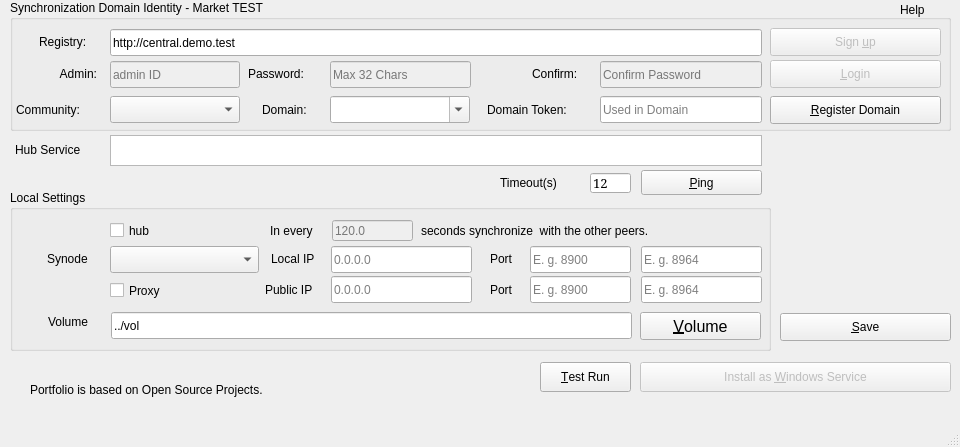
Before: the Qt Designer form synode.py/src/synodepy3/form.ui in odys-z/semantic-jserv, drawn with Qt 5.
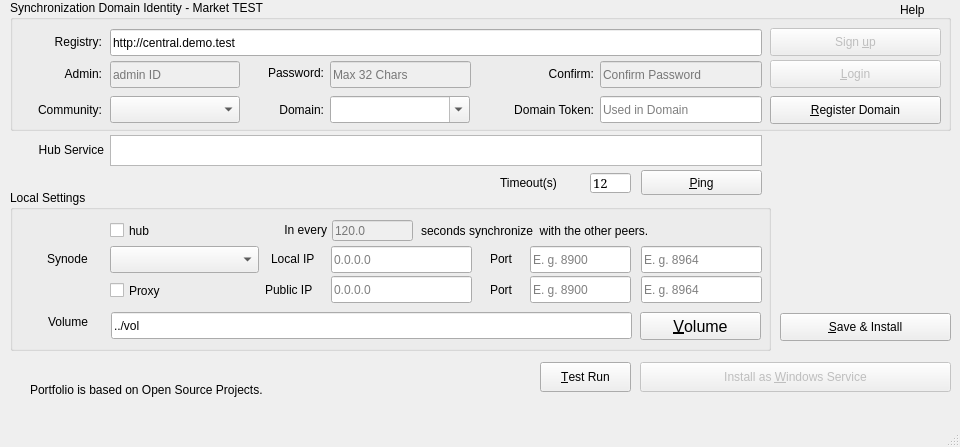
After: the same form once the commit is applied. Icons and pictures are not drawn.

What changed in the file:
```diff
--- a/synode.py/src/synodepy3/form.ui
+++ b/synode.py/src/synodepy3/form.ui
@@ -77,27 +77,27 @@
     <widget class="QLabel" name="lbCommunity">
      <property name="geometry">
       <rect>
-       <x>6</x>
+       <x>2</x>
        <y>100</y>
-       <width>91</width>
+       <width>90</width>
        <height>20</height>
       </rect>
      </property>
      <property name="text">
-      <string>Community:</string>
+      <string>&lt;html&gt;&lt;head/&gt;&lt;body&gt;&lt;p align=&quot;right&quot;&gt;Community:&lt;/p&gt;&lt;/body&gt;&lt;/html&gt;</string>
      </property>
     </widget>
     <widget class="QLabel" name="lbRetry">
      <property name="geometry">
       <rect>
-       <x>522</x>
+       <x>480</x>
        <y>64</y>
-       <width>61</width>
+       <width>104</width>
        <height>20</height>
       </rect>
      </property>
      <property name="text">
-      <string>Confirm:</string>
+      <string>&lt;html&gt;&lt;head/&gt;&lt;body&gt;&lt;p align=&quot;right&quot;&gt;Confirm:&lt;/p&gt;&lt;/body&gt;&lt;/html&gt;</string>
      </property>
     </widget>
     <widget class="QLineEdit" name="txtPswd2">
@@ -131,9 +131,9 @@
     <widget class="QLabel" name="lbAdminId">
      <property name="geometry">
       <rect>
-       <x>13</x>
+       <x>2</x>
        <y>64</y>
-       <width>74</width>
+       <width>90</width>
        <height>20</height>
       </rect>
      </property>
@@ -197,27 +197,27 @@
     <widget class="QLabel" name="lbPswd">
      <property name="geometry">
       <rect>
-       <x>238</x>
+       <x>240</x>
        <y>64</y>
-       <width>77</width>
+       <width>74</width>
        <height>19</height>
       </rect>
      </property>
      <property name="text">
-      <string>Password:</string>
+      <string>&lt;html&gt;&lt;head/&gt;&lt;body&gt;&lt;p align=&quot;right&quot;&gt;Password:&lt;/p&gt;&lt;/body&gt;&lt;/html&gt;</string>
      </property>
     </widget>
     <widget class="QLabel" name="lbRegfolder">
      <property name="geometry">
       <rect>
-       <x>29</x>
+       <x>2</x>
        <y>32</y>
-       <width>68</width>
+       <width>90</width>
        <height>20</height>
       </rect>
      </property>
      <property name="text">
-      <string>Registry:</string>
+      <string>&lt;html&gt;&lt;head/&gt;&lt;body&gt;&lt;p align=&quot;right&quot;&gt;Registry:&lt;/p&gt;&lt;/body&gt;&lt;/html&gt;</string>
      </property>
     </widget>
     <widget class="QLineEdit" name="txtCentral">
@@ -280,14 +280,14 @@
     <widget class="QLabel" name="lbDomain">
      <property name="geometry">
       <rect>
-       <x>252</x>
+       <x>240</x>
        <y>100</y>
-       <width>67</width>
+       <width>74</width>
        <height>20</height>
       </rect>
      </property>
      <property name="text">
-      <string>Domain:</string>
+      <string>&lt;html&gt;&lt;head/&gt;&lt;body&gt;&lt;p align=&quot;right&quot;&gt;Domain:&lt;/p&gt;&lt;/body&gt;&lt;/html&gt;</string>
      </property>
     </widget>
     <widget class="QPushButton" name="bLogin">
@@ -356,14 +356,14 @@
     <widget class="QLabel" name="lbDomtoken">
      <property name="geometry">
       <rect>
-       <x>477</x>
+       <x>480</x>
        <y>100</y>
-       <width>111</width>
+       <width>104</width>
        <height>20</height>
       </rect>
      </property>
      <property name="text">
-      <string>Domain Token:</string>
+      <string>&lt;html&gt;&lt;head/&gt;&lt;body&gt;&lt;p align=&quot;right&quot;&gt;Domain Token:&lt;/p&gt;&lt;/body&gt;&lt;/html&gt;</string>
      </property>
     </widget>
     <widget class="QComboBox" name="cbbOrgs">
@@ -460,7 +460,7 @@
      </rect>
     </property>
     <property name="text">
-     <string extracomment="Test">&amp;Save</string>
+     <string extracomment="Test">&amp;Save &amp;&amp; Install</string>
     </property>
     <property name="shortcut">
      <string>Ctrl+T</string>
@@ -551,14 +551,14 @@
    <widget class="QLabel" name="lbHubjserv">
     <property name="geometry">
      <rect>
-      <x>15</x>
+      <x>11</x>
       <y>140</y>
-      <width>91</width>
+      <width>93</width>
       <height>20</height>
      </rect>
     </property>
     <property name="text">
-     <string>Hub Service</string>
+     <string>&lt;html&gt;&lt;head/&gt;&lt;body&gt;&lt;p align=&quot;right&quot;&gt;Hub Service&lt;/p&gt;&lt;/body&gt;&lt;/html&gt;</string>
     </property>
    </widget>
    <widget class="QGroupBox" name="gboxLocal">
@@ -906,9 +906,9 @@
     <widget class="QLabel" name="lbJservs_2">
      <property name="geometry">
       <rect>
-       <x>260</x>
+       <x>245</x>
        <y>30</y>
-       <width>61</width>
+       <width>72</width>
        <height>21</height>
       </rect>
      </property>
@@ -916,7 +916,7 @@
       <cursorShape>IBeamCursor</cursorShape>
      </property>
      <property name="text">
-      <string>In every</string>
+      <string>&lt;html&gt;&lt;head/&gt;&lt;body&gt;&lt;p align=&quot;right&quot;&gt;In every&lt;/p&gt;&lt;/body&gt;&lt;/html&gt;</string>
      </property>
     </widget>
     <widget class="QComboBox" name="cbbPeers">
```
